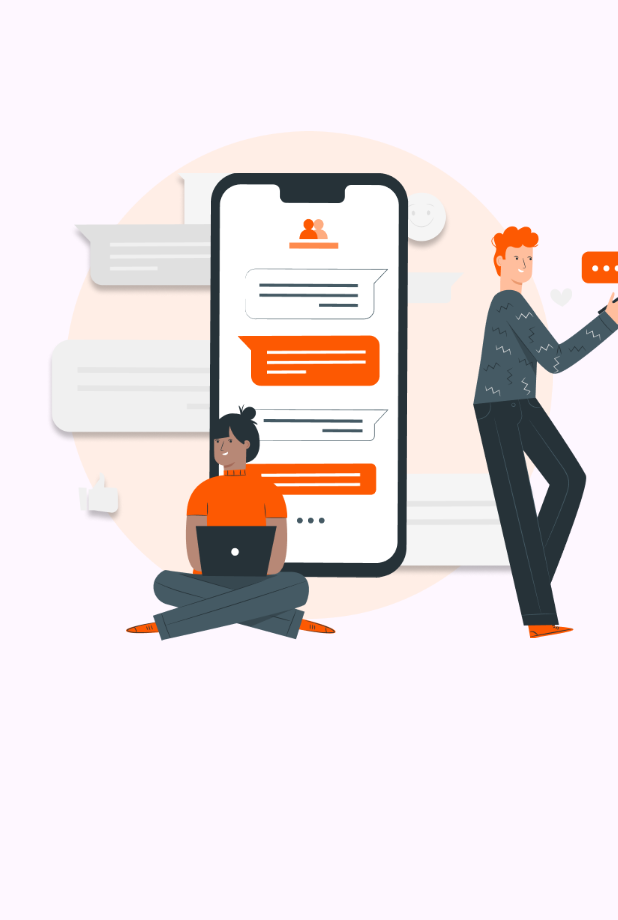
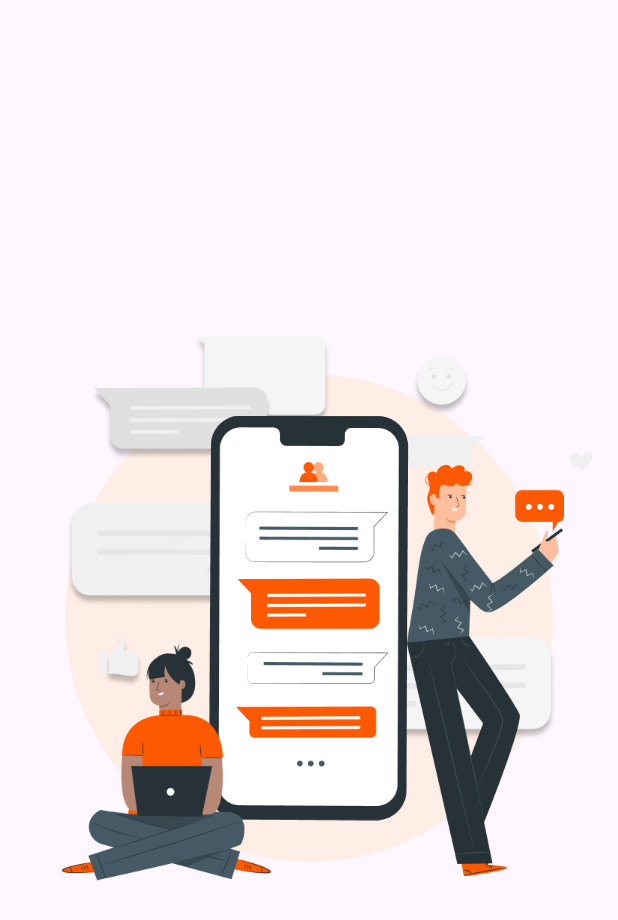
Before and after one commit to Arshadshaykh/OnBoarding, a Flutter app: the MyHomePage screen opened directly, on a phone screen of 412 x 824 dp. Shown: the top 920 px of the screen. Run offline on Flutter 3.47's test engine with Material 3 defaults, Android fonts, the light colour scheme and no system bars; drawn by our look-alikes of flutter_animate.

Commit message:
working OB screens

```diff
--- a/lib/main.dart
+++ b/lib/main.dart
@@ -2,6 +2,7 @@ import 'package:flutter/material.dart';
 import 'package:flutter_animate/flutter_animate.dart';
 import 'package:on_boarding/img.dart';
 import 'package:on_boarding/ob_image_widget.dart';
+import 'package:on_boarding/test.dart';
 
 void main() {
   runApp(MaterialApp(home: const MyApp()));
@@ -92,6 +93,7 @@ class _MyPageViewState extends State<MyPageView>
   @override
   Widget build(BuildContext context) {
     return MaterialApp(
+      debugShowCheckedModeBanner: false,
       home: Scaffold(
         body: MyHomePage(),
         // PageView.builder(
@@ -158,15 +160,22 @@ class _MyHomePageState extends State<MyHomePage>
   @override
   Widget build(BuildContext context) {
     return Scaffold(
-      body: Stack(
+      body: Column(
         children: [
+          Expanded(
+            child: Stack(
+              fit: StackFit.loose,
+              children: [
 
-          PageView.builder(
-            controller: _controller,
-            itemCount: 4,
-            itemBuilder: (context, index) {
-              return OnboardingImage(context, index);
-            },
+                PageView.builder(
+                  controller: _controller,
+                  itemCount: 4,
+                  itemBuilder: (context, index) {
+                    return OnboardingImage(context,index);
+                  },
+                ),
+              ],
+            ),
           ),
         ],
       ),
@@ -178,9 +187,11 @@ class _MyHomePageState extends State<MyHomePage>
 
 Widget OnboardingImage(context, index) {
   return Stack(
+    alignment: Alignment.center,
+    fit: StackFit.loose,
     children: [
 
-      SizedBox(height: 500,width: 500,child: OBImageWidget(image: OBMobileChat, height: 150,)),
+      SizedBox(height: 426,width: 380,child: AvailableCreditComponent(index: index,)),
       // buildImageWidget(
       //         index: index,
       //         imagePath: index == 0
--- a/lib/ob_image_widget.dart
+++ b/lib/ob_image_widget.dart
@@ -2,9 +2,8 @@ import 'package:flutter/material.dart';
 import 'package:on_boarding/img.dart';
 
 class OBImageWidget extends StatefulWidget {
-  String image;
-  double height;
-  OBImageWidget({Key? key, required this.image, required this.height})
+
+  OBImageWidget({Key? key})
       : super(key: key);
 
   @override
@@ -36,8 +35,8 @@ class _OBImageWidgetState extends State<OBImageWidget> {
            ),
 
         Positioned(
-          left: 84,
-          top: 269,
+          left: 40,
+          top: 300,
           child: Image.asset(OBwoman,
             height: 158,
           ),
--- /dev/null
+++ b/lib/test.dart
@@ -0,0 +1,420 @@
+
+import 'package:flutter/material.dart';
+import 'package:flutter_animate/flutter_animate.dart';
+import 'package:on_boarding/img.dart';
+
+class CircularLoader extends StatefulWidget {
+  const CircularLoader({Key? key,}) : super(key: key);
+
+  @override
+  State<CircularLoader> createState() => _CircularLoaderState();
+}
+
+ AnimationController? controller;
+ Animation<double>? animation;
+
+class _CircularLoaderState extends State<CircularLoader>
+    with TickerProviderStateMixin {
+  @override
+  void initState() {
+    controller = AnimationController(
+      vsync: this,
+      duration: Duration(seconds: 1),
+    );
+
+    animation = CurvedAnimation(
+      parent: AnimationController(vsync: this, duration: Duration(seconds: 10))
+        ..repeat(),
+      curve: Curves.easeInOut,
+    );
+    super.initState();
+  }
+  @override
+  void dispose() {
+    controller!.dispose();
+    animation;
+    super.dispose();
+  }
+
+  @override
+  Widget build(BuildContext context) {
+    return AnimatedBuilder(
+      animation: animation!,
+      builder: (context, child) {
+        return RotationTransition(
+          turns: animation!,
+          child: Image.asset(
+            'assets/images/png/circularLoader.png',
+          ),
+        );
+      },
+    );
+  }
+}
+
+class AvailableCreditComponent extends StatefulWidget {
+int index;
+  AvailableCreditComponent({Key? key,required this.index}) : super(key: key);
+
+  @override
+  State<AvailableCreditComponent> createState() =>
+      _AvailableCreditComponentState();
+}
+
+class _AvailableCreditComponentState extends State<AvailableCreditComponent> {
+  @override
+  Widget build(BuildContext context) {
+    switch (widget.index) {
+      case 0:
+        return
+    Stack(
+      fit: StackFit.loose,
+      children: [
+        Center(
+          child: Image.asset(
+            OBcircle,
+            height: 325,
+          ),
+        ),
+        Positioned(
+          top: 25,left: 28,
+          child: Image.asset(OBmesseges,
+            height: 270,
+          ),
+        ).animate()
+          .slide(
+              duration: Duration(seconds:  0),
+              begin:  Offset(0, 1))
+          .fade(delay: Duration(milliseconds: 400))
+          .scale(duration: Duration(seconds: 1 )),
+
+           Center(
+             child: Image.asset(OBphone,
+              height: 270,
+                     ),
+           ) .animate()
+                      .fade(duration: Duration(seconds: 1))
+                      .slide(
+                          duration: Duration(seconds: 1),
+                          begin: Offset(0, -0.3)),
+
+        Positioned(
+          left: 25,
+          top: 230,
+          height: 158,
+          child: Image.asset(OBwoman,
+          ),
+        )
+        .animate().slide(duration: Duration(seconds: 1)).fade(delay: Duration(milliseconds: 100)),
+
+        Positioned(
+          right: 20,
+          top: 110,
+          height: 275,
+          child:  Image.asset(OBman,
+            height: 275,
+          ),
+        ),
+      ],
+    );
+        case 1:
+        return
+    Stack(
+      fit: StackFit.loose,
+      children: [
+        Center(
+          child: Image.asset(
+            OBcircle,
+            height: 325,
+          ),
+        ),
+        Positioned(
+          bottom: 10,left:38,height: 168,width: 300,
+          child: Image.asset(OBmobile2,
+          ),
+        ).animate()
+          .slide(
+              duration: Duration(seconds: 1),
+              begin:Offset(-1, 0))
+          .fade(delay: Duration(milliseconds: 400))
+          .scale(duration: Duration(seconds: 0)),
+
+           Positioned(bottom: 119,left:82,
+            height: 206,width: 240,
+             child: Image.asset(OBman2,
+                     ),
+           ).animate()
+          .slide(
+            duration: Duration(seconds: 1),
+          ),
+
+        Positioned(
+          right: 0,
+          bottom: 10,
+          height: 118,
+          // width: 90,
+          child: Image.asset(OBflowerPot,
+            // height: 158,
+          ),
+        )
+        .animate()
+          .slide(duration: Duration(seconds: 1),begin: Offset(1 ,0),)
+          .fade(delay: Duration(milliseconds: 400)),
+      ],
+    );
+    case 2: return
+    Stack(
+      fit: StackFit.loose,
+      children: [
+        Center(
+          child: Image.asset(
+            OBcircle,
+            height: 325,
+          ),
+        ),
+        Positioned(
+          bottom: 0,left: 20,
+          height: 180,
+          child: Image.asset(OBbook,
+
+          ),
+        ).animate()
+          .slide(
+              duration: Duration(seconds: 1),
+              begin:  Offset(0, 1))
+          .fade(delay: Duration(milliseconds: 400)),
+
+           Positioned(bottom: 114,left: 72, height: 139,
+             child: Image.asset(OBbook2,
+                     ),
+           ).animate()
+          .slide(
+            duration: Duration(seconds: 1),
+          ),
+
+        Positioned(
+          left: 195,
+          top: 83,
+          height: 245,
+          // width: 90,
+          child: Image.asset(OBwoman2,
+            // height: 158,
+          ),
+        )
+        .animate().slide(duration: Duration(seconds: 1)).fade(delay: Duration(milliseconds: 400)),
+      ],
+    );
+    case 3:
+    return Stack(
+      fit: StackFit.loose,
+      children: [
+        Center(
+          child: Image.asset(
+            OBcircle,
+            height: 325,
+          ),
+        ),
+        Positioned(
+          bottom: 0,left: 20,
+          height: 320,
+          child: Image.asset(OBmobile4,
+
+          ),
+        ).animate()
+          .slide(
+              duration: Duration(seconds: 1),
+              begin:  Offset(0, 1))
+          .fade(delay: Duration(milliseconds: 400)),
+
+           Positioned(bottom: 20,left:20, height: 230,
+             child: Image.asset(OBman4,
+                     ),
+           )..animate()
+          .slide(
+            duration: Duration(seconds:0),
+          ),
+
+        Positioned(
+          right:0,
+          bottom: 53,
+          height: 224,
+          // width: 90,
+          child: Image.asset(OBwoman4,
+            // height: 158,
+          ),
+        )
+        .animate()
+          .slide(duration: Duration(seconds: 1))
+          .scale(
+              begin: Offset(
+                 0,
+                 0,
+              ),
+              duration: Duration(seconds: 1))
+          .fade(delay: Duration(milliseconds:100)),
+      ],
+    );
+      default:return
+    Stack(
+      fit: StackFit.loose,
+      children: [
+        Center(
+          child: Image.asset(
+            OBcircle,
+            height: 325,
+          ),
+        ),
+        Positioned(
+          top: 18,left: 28,
+          child: Image.asset(OBmesseges,
+            height: 270,
+          ),
+        ),
+
+           Center(
+             child: Image.asset(OBphone,
+              height: 270,
+                     ),
+           ),
+
+        // Top right Coin
+        Positioned(
+          left: 20,
+          top: 210,
+          height: 158,
+          // width: 90,
+          child: Image.asset(OBwoman,
+            // height: 158,
+          ),
+        )
+        .animate().slide(duration: Duration(seconds: 1)).fade(delay: Duration(milliseconds: 400)),
+
+        // Center Right Coin
+        Positioned(
+          right: 20,
+          top: 140,
+          height: 275,
+          child:  Image.asset(OBman,
+            height: 275,
+          ),
+        ),
+      ],
+    );
+    }
+
+  }
+}
+
+class CoinTranslateanimation extends StatefulWidget {
+  double begin;
+  double end;
+  String url;
+  CoinTranslateanimation({Key? key, required this.begin, required this.end,  required this.url}) : super(key: key);
+
+  @override
+  _CoinTranslateanimationState createState() => _CoinTranslateanimationState();
+}
+
+class _CoinTranslateanimationState extends State<CoinTranslateanimation>
+    with SingleTickerProviderStateMixin {
+  AnimationController? _controller;
+  Animation<double>? _animation;
+
+  @override
+  void initState() {
+    super.initState();
+    _controller = AnimationController(
+      vsync: this,
+      duration: Duration(seconds: 4), // Adjust duration as needed
+    );
+
+    _animation = Tween<double>(begin: widget.begin, end: widget.end)
+        .animate(CurvedAnimation(parent: _controller!, curve: Curves.easeInOut));
+
+    _controller!.repeat(reverse: true);
+  }
+
+  @override
+  void dispose() {
+    _controller!.dispose();
+    super.dispose();
+  }
+
+  @override
+  Widget build(BuildContext context) {
+    return AnimatedBuilder(
+      animation: _animation!,
+      builder: (context, child) {
+        return Transform.translate(
+          // scale: _animation.value,
+
+          // origin: Offset(100, 50),
+          // angle: _animation.value,
+          offset: Offset(_animation!.value, 15),
+          child: Image.asset(
+            widget.url, // Adjust height as needed
+          ),
+        );
+      },
+    );
+  }
+}
+
+  class CoinRotateAnimation extends StatefulWidget {
+  double rotateBegin;
+  double rotateEnd;
+  double translatebegin;
+  double translateEnd;
+  String imageUrl;
+  CoinRotateAnimation(
+      {Key? key,
+        required this.rotateBegin,
+        required this.translateEnd,
+        required this.rotateEnd,
+        required this.translatebegin, required this.imageUrl}) : super(key: key);
+
+  @override
+  _CoinRotateAnimationState createState() => _CoinRotateAnimationState();
+}
+
+class _CoinRotateAnimationState extends State<CoinRotateAnimation>
+    with SingleTickerProviderStateMixin {
+   AnimationController? _controller;
+   Animation<double>? _animation;
+
+  @override
+  void initState() {
+    super.initState();
+    _controller = AnimationController(
+      vsync: this,
+      duration: Duration(seconds: 4), // Adjust duration as needed
+    );
+
+    _animation = Tween<double>(begin: widget.rotateBegin, end: widget.rotateEnd)
+        .animate(CurvedAnimation(parent: _controller!, curve: Curves.easeInOut));
+
+    _controller!.repeat(reverse: true);
+  }
+
+  @override
+  void dispose() {
+    _controller!.dispose();
+    super.dispose();
+  }
+
+  @override
+  Widget build(BuildContext context) {
+    return AnimatedBuilder(
+      animation: _animation!,
+      builder: (context, child) {
+        return Transform.rotate(
+          // scale: _animation.value,
+
+          // origin: Offset(100, 50),
+            angle: _animation!.value,
+            // offset: Offset(_animation.value, 15),
+            child: CoinTranslateanimation(begin: widget.translatebegin,end: widget.translateEnd,url: widget.imageUrl,));
+      },
+    );
+  }
+}
```
Also changed, not shown: assets/png/bottomLeftCoin.png (added), assets/png/bottomRightCoin.png (added), assets/png/centerRightCoin.png (added), assets/png/circularLoader.png (added), assets/png/topLeftCoin.png (added), assets/png/topRightCoin.png (added).
